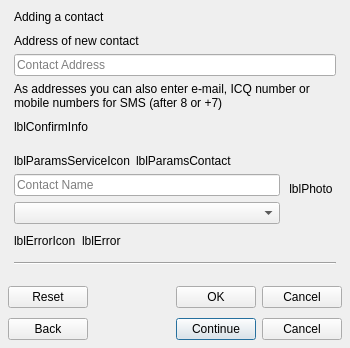
The window that src/plugins/rosterchanger/addcontactdialog.ui (silvansky/Contacts) describes before a commit, drawn with Qt 5.
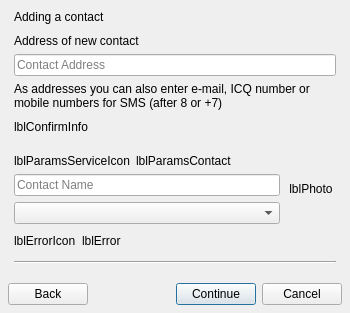
The same window after the commit.

What changed in the file:
```diff
--- a/src/plugins/rosterchanger/addcontactdialog.ui
+++ b/src/plugins/rosterchanger/addcontactdialog.ui
@@ -7,7 +7,7 @@
     <x>0</x>
     <y>0</y>
     <width>350</width>
-    <height>348</height>
+    <height>313</height>
    </rect>
   </property>
   <property name="sizePolicy">
@@ -260,16 +260,6 @@
      </layout>
     </widget>
    </item>
-   <item>
-    <widget class="QDialogButtonBox" name="dbbButtons">
-     <property name="orientation">
-      <enum>Qt::Horizontal</enum>
-     </property>
-     <property name="standardButtons">
-      <set>QDialogButtonBox::Cancel|QDialogButtonBox::Ok|QDialogButtonBox::Reset</set>
-     </property>
-    </widget>
-   </item>
    <item>
     <layout class="QHBoxLayout" name="horizontalLayout_4">
      <item>
```
Left out of the diff: 1 changed line with no effect on the pictures.
